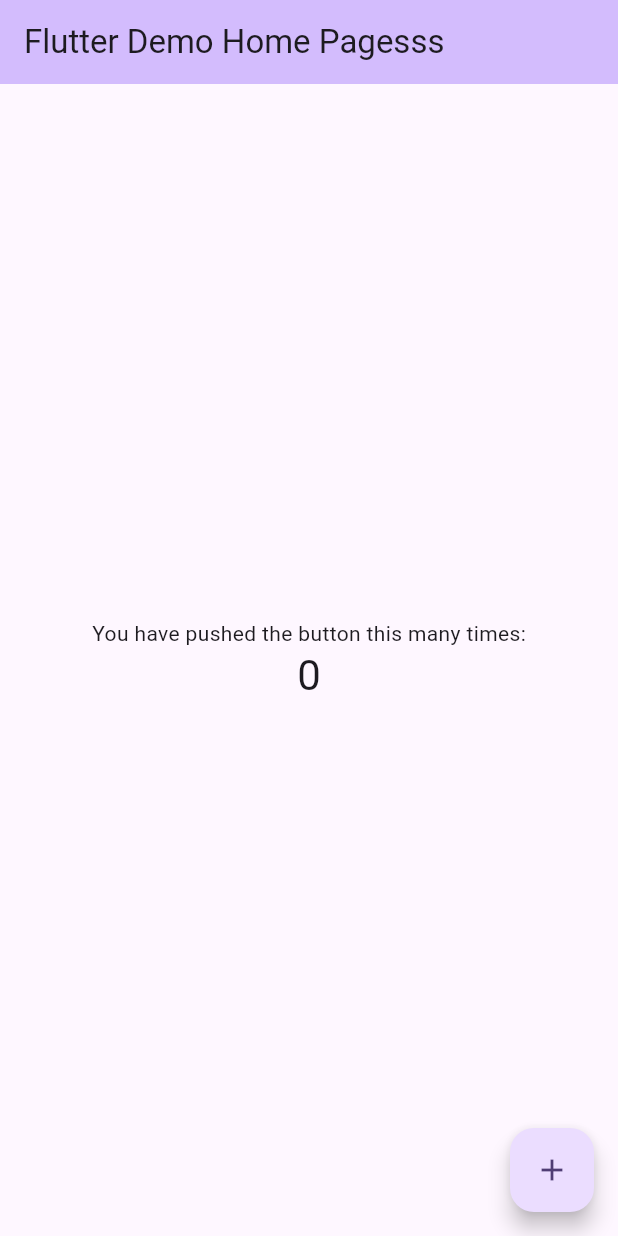
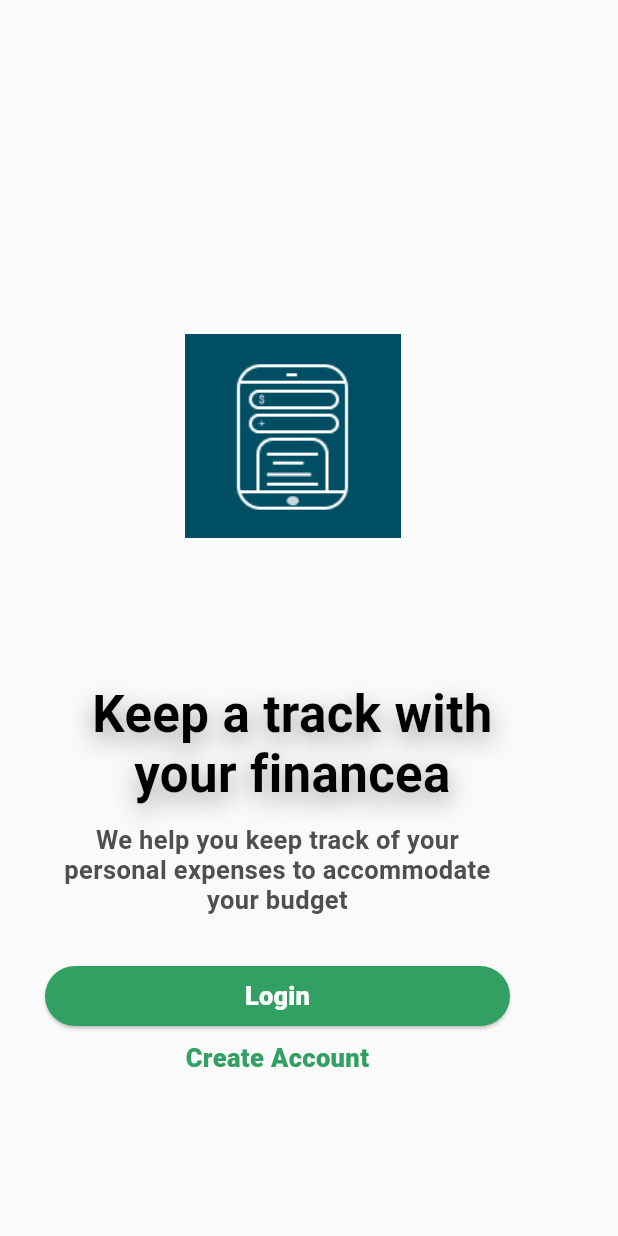
Before and after one commit to MamaWin01/expense-tracker, a Flutter app: the screen it shows after launch, on a phone screen of 412 x 824 dp. Run offline on Flutter 3.47's test engine with Material 3 defaults, Android fonts, the phone set to English and light mode, and no system bars; missing offline and left inert: mongo_dart; Roboto replaces fonts that are missing (DM Sans).

Commit message:
add first page

```diff
--- a/lib/main.dart
+++ b/lib/main.dart
@@ -1,5 +1,9 @@
 import 'package:expense_app/Helper/mongodb.dart';
 import 'package:flutter/material.dart';
+import 'package:expense_app/widget/page_not_found.dart';
+import 'package:expense_app/widget/first_page.dart';
+import 'package:expense_app/widget/sign_in.dart';
+import 'package:expense_app/widget/register.dart';
 
 void main() async {
   WidgetsFlutterBinding.ensureInitialized();
@@ -7,122 +11,56 @@ void main() async {
   runApp(const MyApp());
 }
 
-class MyApp extends StatelessWidget {
+class MyApp extends StatefulWidget {
   const MyApp({super.key});
 
   // This widget is the root of your application.
   @override
+  _MyHomePageState createState() => _MyHomePageState();
+
+  static _MyHomePageState of(BuildContext context) =>
+      context.findAncestorStateOfType<_MyHomePageState>()!;
+}
+
+class _MyHomePageState extends State<MyApp> {
+  @override
   Widget build(BuildContext context) {
     return MaterialApp(
-      title: 'Flutter Demo',
       theme: ThemeData(
-        // This is the theme of your application.
-        //
-        // TRY THIS: Try running your application with "flutter run". You'll see
-        // the application has a blue toolbar. Then, without quitting the app,
-        // try changing the seedColor in the colorScheme below to Colors.green
-        // and then invoke "hot reload" (save your changes or press the "hot
-        // reload" button in a Flutter-supported IDE, or press "r" if you used
-        // the command line to start the app).
-        //
-        // Notice that the counter didn't reset back to zero; the application
-        // state is not lost during the reload. To reset the state, use hot
-        // restart instead.
-        //
-        // This works for code too, not just values: Most code changes can be
-        // tested with just a hot reload.
         colorScheme: ColorScheme.fromSeed(seedColor: Colors.deepPurple),
         useMaterial3: true,
       ),
-      home: const MyHomePage(title: 'Flutter Demo Home Pagesss'),
+      debugShowCheckedModeBanner: false,
+      initialRoute: '/',
+      onGenerateRoute: routeList,
     );
   }
 }
 
-class MyHomePage extends StatefulWidget {
-  const MyHomePage({super.key, required this.title});
+Route<dynamic> routeList(RouteSettings routeSettings) {
+  final args = routeSettings.arguments;
+  final Route<dynamic> route;
 
-  // This widget is the home page of your application. It is stateful, meaning
-  // that it has a State object (defined below) that contains fields that affect
-  // how it looks.
-
-  // This class is the configuration for the state. It holds the values (in this
-  // case the title) provided by the parent (in this case the App widget) and
-  // used by the build method of the State. Fields in a Widget subclass are
-  // always marked "final".
-
-  final String title;
-
-  @override
-  State<MyHomePage> createState() => _MyHomePageState();
-}
-
-class _MyHomePageState extends State<MyHomePage> {
-  int _counter = 0;
-
-  void _incrementCounter() {
-    setState(() {
-      // This call to setState tells the Flutter framework that something has
-      // changed in this State, which causes it to rerun the build method below
-      // so that the display can reflect the updated values. If we changed
-      // _counter without calling setState(), then the build method would not be
-      // called again, and so nothing would appear to happen.
-      _counter++;
-    });
+  switch (routeSettings.name) {
+    case '/':
+      route = MaterialPageRoute(
+        builder: (context) => const First_page(),
+      );
+      break;
+    case '/sign_in':
+      route = MaterialPageRoute(
+        builder: (context) => const Sign_in(),
+      );
+      break;
+    case '/register':
+      route = MaterialPageRoute(
+        builder: (context) => const Register(),
+      );
+      break;
+    default:
+      route = MaterialPageRoute(builder: (context) => const PageNotFound());
+      break;
   }
 
-  @override
-  Widget build(BuildContext context) {
-    // This method is rerun every time setState is called, for instance as done
-    // by the _incrementCounter method above.
-    //
-    // The Flutter framework has been optimized to make rerunning build methods
-    // fast, so that you can just rebuild anything that needs updating rather
-    // than having to individually change instances of widgets.
-    return Scaffold(
-      appBar: AppBar(
-        // TRY THIS: Try changing the color here to a specific color (to
-        // Colors.amber, perhaps?) and trigger a hot reload to see the AppBar
-        // change color while the other colors stay the same.
-        backgroundColor: Theme.of(context).colorScheme.inversePrimary,
-        // Here we take the value from the MyHomePage object that was created by
-        // the App.build method, and use it to set our appbar title.
-        title: Text(widget.title),
-      ),
-      body: Center(
-        // Center is a layout widget. It takes a single child and positions it
-        // in the middle of the parent.
-        child: Column(
-          // Column is also a layout widget. It takes a list of children and
-          // arranges them vertically. By default, it sizes itself to fit its
-          // children horizontally, and tries to be as tall as its parent.
-          //
-          // Column has various properties to control how it sizes itself and
-          // how it positions its children. Here we use mainAxisAlignment to
-          // center the children vertically; the main axis here is the vertical
-          // axis because Columns are vertical (the cross axis would be
-          // horizontal).
-          //
-          // TRY THIS: Invoke "debug painting" (choose the "Toggle Debug Paint"
-          // action in the IDE, or press "p" in the console), to see the
-          // wireframe for each widget.
-          mainAxisAlignment: MainAxisAlignment.center,
-          children: <Widget>[
-            const Text(
-              'You have pushed the button this many times:',
-            ),
-            Text(
-              '$_counter',
-              style: Theme.of(context).textTheme.headlineMedium,
-            ),
-          ],
-        ),
-      ),
-      floatingActionButton: FloatingActionButton(
-        onPressed: _incrementCounter,
-        tooltip: 'Increment',
-        child: const Icon(Icons.add),
-      ), // This trailing comma makes auto-formatting nicer for build methods.
-    );
-  }
+  return route;
 }
--- /dev/null
+++ b/lib/widget/first_page.dart
@@ -0,0 +1,123 @@
+import 'package:flutter/material.dart';
+
+class First_page extends StatefulWidget {
+  const First_page({super.key});
+
+  @override
+  _FirstPageState createState() => _FirstPageState();
+}
+
+class _FirstPageState extends State<First_page> {
+  @override
+  Widget build(BuildContext context) {
+    return Scaffold(
+        body: Container(
+      width: 414,
+      height: 932,
+      clipBehavior: Clip.antiAlias,
+      decoration: const BoxDecoration(color: Color(0xFFFAFAFA)),
+      child: Stack(children: [
+        Positioned(
+          left: 30,
+          top: 135,
+          child: SizedBox(
+            width: 330,
+            child: Image.asset('assets/icon/icon.png'),
+          ),
+        ),
+        const Positioned(
+          left: 30,
+          top: 456,
+          child: SizedBox(
+            width: 330,
+            child: Text(
+              'Keep a track with your financea',
+              textAlign: TextAlign.center,
+              style: TextStyle(
+                color: Colors.black,
+                fontSize: 34,
+                fontFamily: 'DM Sans',
+                fontWeight: FontWeight.w700,
+                height: 0,
+                shadows: [
+                  Shadow(
+                    color: Colors.grey, // Choose the color of the second shadow
+                    blurRadius:
+                        20.0, // Adjust the blur radius for the second shadow effect
+                    offset: Offset(0.0,
+                        6.0), // Set the horizontal and vertical offset for the second shadow
+                  ),
+                ],
+              ),
+            ),
+          ),
+        ),
+        const Positioned(
+          left: 30,
+          top: 550,
+          child: SizedBox(
+            width: 310,
+            child: Text(
+              'We help you keep track of your personal expenses to accommodate your budget',
+              textAlign: TextAlign.center,
+              style: TextStyle(
+                color: Color(0xFF4F4F4F),
+                fontSize: 17,
+                fontFamily: 'DM Sans',
+                fontWeight: FontWeight.w700,
+                height: 0,
+              ),
+            ),
+          ),
+        ),
+        Positioned(
+            left: 30,
+            top: 640,
+            child: SizedBox(
+              width: 310,
+              child: ElevatedButton(
+                  style: ElevatedButton.styleFrom(
+                      backgroundColor: const Color(0xFF31A062),
+                      enableFeedback: false),
+                  onPressed: () {
+                    Navigator.pushNamed(context, '/sign_in');
+                  },
+                  child: const Text(
+                    'Login',
+                    textAlign: TextAlign.center,
+                    style: TextStyle(
+                      color: Colors.white,
+                      fontSize: 17,
+                      fontFamily: 'DM Sans',
+                      fontWeight: FontWeight.w900,
+                      height: 0,
+                    ),
+                  )),
+            )),
+        Positioned(
+            left: 30,
+            top: 695,
+            child: SizedBox(
+              width: 310,
+              child: InkWell(
+                onTap: () {
+                  Navigator.pushNamed(context, '/register');
+                },
+                enableFeedback: false,
+                child: const Text(
+                  'Create Account',
+                  textAlign: TextAlign.center,
+                  style: TextStyle(
+                    color: Color(0xFF31A062),
+                    fontSize: 17,
+                    fontFamily: 'DM Sans',
+                    fontWeight: FontWeight.w900,
+                    height: 0,
+                  ),
+                ),
+              ),
+            )),
+      ]),
+    ));
+  }
+}
--- /dev/null
+++ b/lib/widget/page_not_found.dart
@@ -0,0 +1,26 @@
+import 'package:flutter/material.dart';
+
+class PageNotFound extends StatelessWidget {
+  const PageNotFound({super.key});
+
+  @override
+  Widget build(BuildContext context) {
+    return Scaffold(
+      appBar: AppBar(
+        title: const Text("Page Not Found"),
+        leading: GestureDetector(
+          child: const Icon(
+            Icons.arrow_back_ios,
+            color: Colors.black,
+          ),
+          onTap: () {
+            Navigator.pop(context);
+          },
+        ),
+      ),
+      body: const Center(
+        child: Text("Page is not available."),
+      ),
+    );
+  }
+}
--- /dev/null
+++ b/lib/widget/register.dart
@@ -0,0 +1,25 @@
+import 'package:flutter/material.dart';
+
+class Register extends StatelessWidget {
+  const Register({super.key});
+
+  @override
+  Widget build(BuildContext context) {
+    return Scaffold(
+      appBar: AppBar(
+        leading: GestureDetector(
+          child: const Icon(
+            Icons.arrow_back_ios,
+            color: Colors.black,
+          ),
+          onTap: () {
+            Navigator.pop(context);
+          },
+        ),
+      ),
+      body: const Center(
+        child: Text("Page is not available."),
+      ),
+    );
+  }
+}
--- /dev/null
+++ b/lib/widget/sign_in.dart
@@ -0,0 +1,25 @@
+import 'package:flutter/material.dart';
+
+class Sign_in extends StatelessWidget {
+  const Sign_in({super.key});
+
+  @override
+  Widget build(BuildContext context) {
+    return Scaffold(
+      appBar: AppBar(
+        leading: GestureDetector(
+          child: const Icon(
+            Icons.arrow_back_ios,
+            color: Colors.black,
+          ),
+          onTap: () {
+            Navigator.pop(context);
+          },
+        ),
+      ),
+      body: const Center(
+        child: Text("Page is not available."),
+      ),
+    );
+  }
+}
```
Also changed, not shown: pubspec.yaml (+7 -0 lines), assets/icon/icon.png (added), assets/images/Default Image.png (added), 9 other files.
